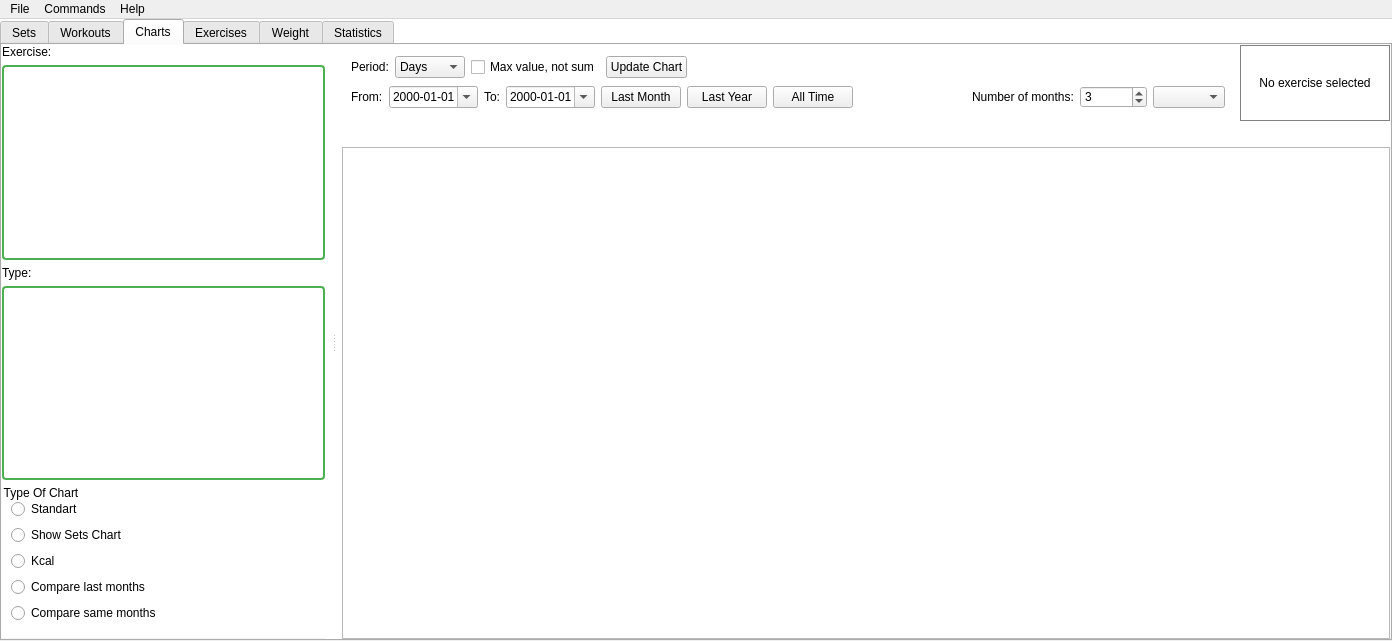
Harrix/harrix-swiss-knife, file src/harrix_swiss_knife/apps/fitness/window.ui: the form before one commit.
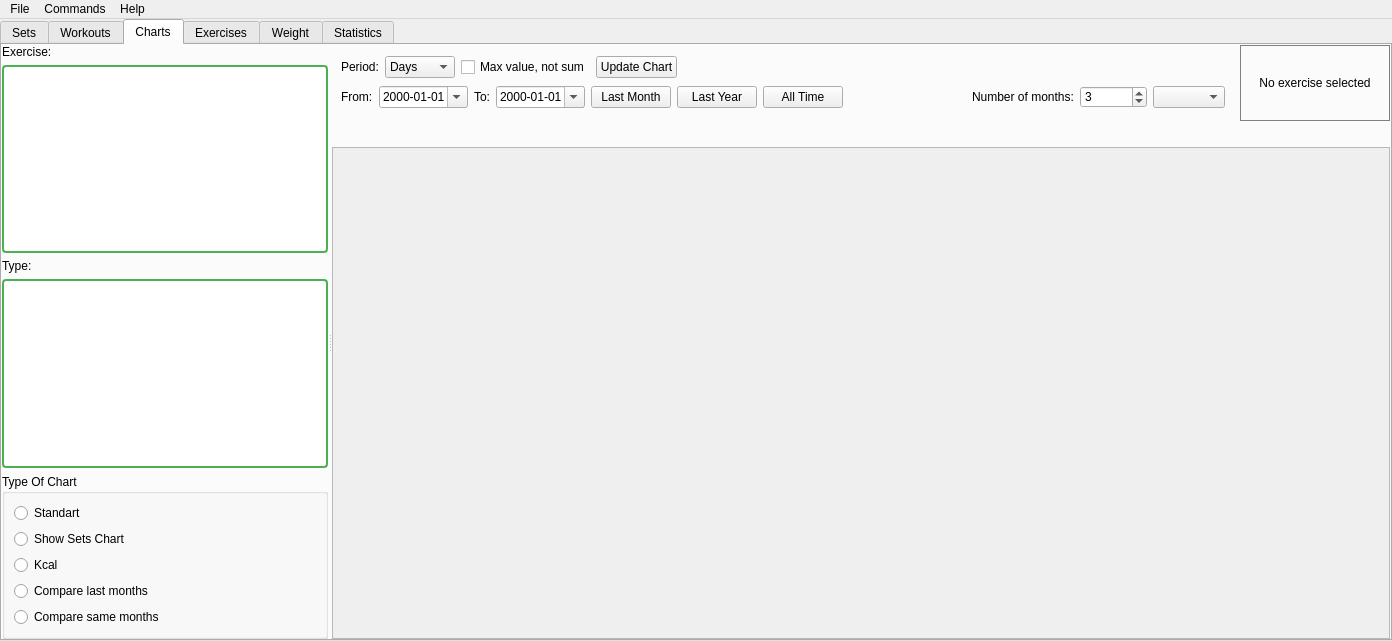
The form after the commit. The open tabs and pages were chosen to show the change. Custom widgets are drawn as their Qt base class.

```diff
--- a/src/harrix_swiss_knife/apps/fitness/window.ui
+++ b/src/harrix_swiss_knife/apps/fitness/window.ui
@@ -2,43 +2,6 @@
 <ui version="4.0">
  <class>MainWindow</class>
  <widget class="QMainWindow" name="MainWindow">
-  <property name="styleSheet">
-   <string notr="true">/* hsk-white-surfaces */
-QGroupBox {
- background-color: #ffffff;
- border: none;
- border-bottom: 1px solid #f4f4f4;
- border-radius: 0;
- margin-top: 0.8em;
- padding-top: 4px;
- padding-bottom: 6px;
-}
-QGroupBox::title {
- subcontrol-origin: margin;
- subcontrol-position: top left;
- left: 0px;
- padding: 0;
- background-color: #ffffff;
-}
-QMenu { background-color: #ffffff; border: 1px solid #e0e0e0; color: #202020; }
-QMenu::item { color: #202020; background-color: transparent; }
-QMenu::item:selected { color: #202020; background-color: #f2f2f2; }
-QMenu::item:disabled { color: #767676; }
-QStatusBar { background: #ffffff; }
-QStatusBar QLabel { color: #202020; }
-QSplitter::handle:horizontal {
- width: 17px;
- background: qlineargradient(x1:0, y1:0, x2:1, y2:0,
- stop:0 #ffffff, stop:0.46 #ffffff, stop:0.49 #f4f4f4, stop:0.51 #f4f4f4, stop:0.54 #ffffff, stop:1 #ffffff);
-}
-QSplitter::handle:vertical {
- height: 17px;
- background: qlineargradient(x1:0, y1:0, x2:0, y2:1,
- stop:0 #ffffff, stop:0.46 #ffffff, stop:0.49 #f4f4f4, stop:0.51 #f4f4f4, stop:0.54 #ffffff, stop:1 #ffffff);
-}
-QSplitter::handle:hover { background: #f4f4f4; }
-</string>
-  </property>
   <property name="geometry">
    <rect>
     <x>0</x>
@@ -51,9 +14,6 @@
    <string>Fitness tracker</string>
   </property>
   <widget class="QWidget" name="centralWidget">
-   <property name="styleSheet">
-    <string notr="true">QWidget#centralWidget { background-color: #ffffff; }</string>
-   </property>
    <layout class="QHBoxLayout" name="horizontalLayout">
     <item>
      <widget class="QTabWidget" name="tabWidget">
@@ -611,25 +571,16 @@
        </layout>
       </widget>
       <widget class="QWidget" name="tab_charts">
-       <property name="styleSheet">
-        <string notr="true">QWidget#tab_charts { background-color: #ffffff; }</string>
-       </property>
        <attribute name="title">
         <string>Charts</string>
        </attribute>
        <layout class="QHBoxLayout" name="horizontalLayout_26">
         <item>
          <widget class="QSplitter" name="splitter_charts">
-          <property name="styleSheet">
-           <string notr="true">QWidget#splitter_charts { background-color: #ffffff; }</string>
-          </property>
           <property name="orientation">
            <enum>Qt::Orientation::Horizontal</enum>
           </property>
           <widget class="QWidget" name="widget_left_panel">
-           <property name="styleSheet">
-            <string notr="true">QWidget#widget_left_panel { background-color: #ffffff; }</string>
-           </property>
            <layout class="QVBoxLayout" name="verticalLayout_18">
             <item>
              <widget class="QLabel" name="label_chart_exercise">
@@ -760,16 +711,13 @@
            </layout>
           </widget>
           <widget class="QWidget" name="widget_right_panel">
-           <property name="styleSheet">
-            <string notr="true">QWidget#widget_right_panel { background-color: #ffffff; }</string>
-           </property>
            <layout class="QVBoxLayout" name="verticalLayout_20">
             <item>
              <layout class="QHBoxLayout" name="horizontalLayout_23">
               <item>
                <widget class="QFrame" name="frame_charts_controls">
                 <property name="styleSheet">
-                 <string notr="true">QFrame#frame_charts_controls { background-color: #ffffff; border: none; }</string>
+                 <string notr="true">QFrame#frame_charts_controls { border: none; }</string>
                 </property>
                 <property name="maximumSize">
                  <size>
@@ -973,9 +921,6 @@
                <bool>true</bool>
               </property>
               <widget class="QWidget" name="scrollAreaWidgetContents_charts">
-               <property name="styleSheet">
-                <string notr="true">QWidget#scrollAreaWidgetContents_charts { background-color: #ffffff; }</string>
-               </property>
                <property name="geometry">
                 <rect>
                  <x>0</x>
```
Left out of the diff: 47 changed lines with no effect on the pictures.
